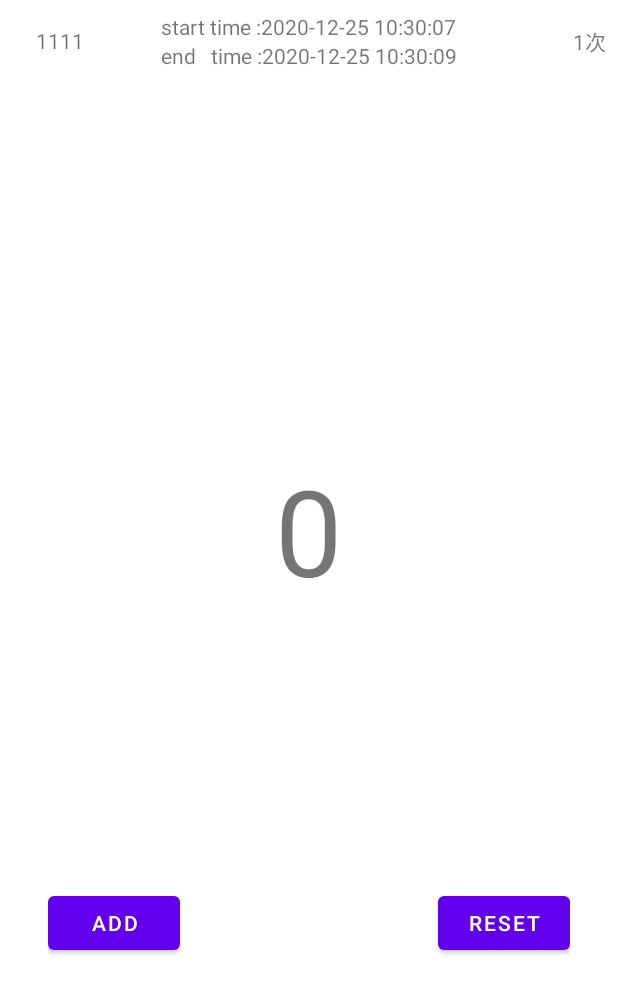
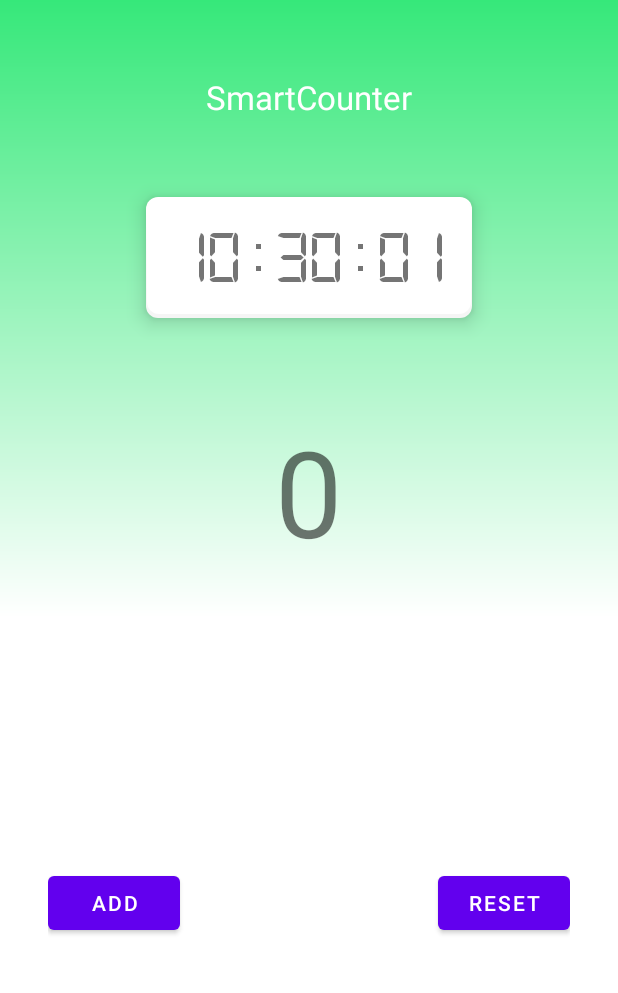
Before and after one commit to zhangzhuo1024/SmartCounter, an Android app: the screen it shows after launch (MainActivity), after a tap on "RESET", on a phone screen of 412 x 824 dp. Shown: the top 993 px of the screen. Run offline under Robolectric (Android 15) with nearby library versions, the phone set to English and light mode, and no system bars; libraries missing offline, so code that uses them is left out: com.gyf.immersionbar; 1 statement that could not run was skipped; 1 other tap on this screen came first.

Commit message:
添加计时工具、中英文、背景色

```diff
--- /dev/null
+++ b/app/src/main/java/com/quarkboom/smartcounter/LedText.java
@@ -0,0 +1,29 @@
+package com.quarkboom.smartcounter;
+
+import android.content.Context;
+import android.content.res.AssetManager;
+import android.graphics.Typeface;
+import android.util.AttributeSet;
+import android.widget.TextView;
+
+import java.io.File;
+
+/**
+ * @author: zhuozhang6
+ * @date: 2020/12/25
+ * @email: zhangzhuo1024@163.com
+ */
+public class LedText extends TextView {
+
+    public LedText(Context context, AttributeSet attrs) {
+        super(context, attrs);
+        init(context);
+    }
+
+    private void init(Context context) {
+        String file = "fonts" + File.separator + "digital-7.ttf";
+        AssetManager assets = context.getAssets();
+        Typeface font = Typeface.createFromAsset(assets, file);
+        setTypeface(font);
+    }
+}
--- a/app/src/main/java/com/quarkboom/smartcounter/MainActivity.java
+++ b/app/src/main/java/com/quarkboom/smartcounter/MainActivity.java
@@ -1,5 +1,7 @@
 package com.quarkboom.smartcounter;
 
+import android.os.Handler;
+import android.os.Message;
 import android.widget.TextView;
 import android.widget.Toast;
 
@@ -12,14 +14,17 @@ import java.text.DateFormat;
 import java.text.SimpleDateFormat;
 import java.util.ArrayList;
 import java.util.Calendar;
+import java.util.Date;
 
 public class MainActivity extends BaseActivity {
     private TextView mCounterNumberText;
+    private TextView mCurrentTime;
     private MyRecyclerViewAdapter myRecyclerViewAdapter;
     private int counter = 0;
     ArrayList<CounterBean> counterBeanList = new ArrayList<>();
     private String mStartTime;
     private String mEndTime;
+    private Handler handler;
 
     @Override
     protected int getLayoutId() {
@@ -33,6 +38,8 @@ public class MainActivity extends BaseActivity {
         myRecyclerViewAdapter = new MyRecyclerViewAdapter();
         recyclerView.setAdapter(myRecyclerViewAdapter);
         mCounterNumberText = ((TextView) findViewById(R.id.counter_number));
+        mCurrentTime = ((TextView) findViewById(R.id.current_time));
+
         findViewById(R.id.add).setOnClickListener(view -> {
             if (counter == 0) {
                 mStartTime = getLocalTime();
@@ -54,6 +61,16 @@ public class MainActivity extends BaseActivity {
                 mCounterNumberText.setText(counter + "");
             }
         });
+
+        // 时间变化
+        handler = new Handler() {
+            @Override
+            public void handleMessage(Message msg) {
+                mCurrentTime.setText((String) msg.obj);
+            }
+        };
+        Threads thread = new Threads();
+        thread.start();
     }
 
 
@@ -84,7 +101,6 @@ public class MainActivity extends BaseActivity {
             Calendar calendar = Calendar.getInstance();
             calendar.setTimeInMillis(System.currentTimeMillis());
             String format = formatter.format(calendar.getTime());
-            Toast.makeText(this, "当前系统时间为: \n" + format, Toast.LENGTH_SHORT).show();
             return format;
         } catch (Exception e) {
             e.printStackTrace();
@@ -92,4 +108,20 @@ public class MainActivity extends BaseActivity {
         }
     }
 
+    class Threads extends Thread {
+        @Override
+        public void run() {
+            try {
+                while (true) {
+                    SimpleDateFormat sdf = new SimpleDateFormat("yyy-MM-dd HH:mm:ss");
+                    String time = (sdf.format(System.currentTimeMillis())).split(" ")[1];
+                    handler.sendMessage(handler.obtainMessage(100, time));
+                    Thread.sleep(500);
+                }
+            } catch (InterruptedException e) {
+                e.printStackTrace();
+            }
+        }
+    }
+
 }
--- a/app/src/main/java/com/quarkboom/smartcounter/MyRecyclerViewAdapter.java
+++ b/app/src/main/java/com/quarkboom/smartcounter/MyRecyclerViewAdapter.java
@@ -1,9 +1,6 @@
 package com.quarkboom.smartcounter;
 
 import android.content.Context;
-import android.content.Intent;
-import android.net.Uri;
-
 import android.view.View;
 import android.view.ViewGroup;
 import android.widget.TextView;
--- /dev/null
+++ b/app/src/main/res/drawable/background_color.xml
@@ -0,0 +1,9 @@
+<?xml version="1.0" encoding="UTF-8"?>
+<shape xmlns:android="http://schemas.android.com/apk/res/android">
+    <gradient
+        android:bottom="500dp"
+        android:angle="90"
+        android:startColor="#FFFFFF"
+        android:centerColor="#FFFFFF"
+        android:endColor="#36E87A" />
+</shape>
--- /dev/null
+++ b/app/src/main/res/drawable/card_background.xml
@@ -0,0 +1,46 @@
+<?xml version="1.0" encoding="utf-8"?>
+<layer-list xmlns:android="http://schemas.android.com/apk/res/android">
+    <!--阴影-->
+    <item
+        android:bottom="2dp"
+        android:left="2dp"
+        android:right="2dp"
+        android:top="2dp">
+        <shape android:shape="rectangle">
+            <gradient
+                android:angle="270"
+                android:endColor="#f5f5f5"
+                android:startColor="#ffffff" />
+
+            <corners
+                android:bottomLeftRadius="8dp"
+                android:bottomRightRadius="8dp"
+                android:topLeftRadius="8dp"
+                android:topRightRadius="8dp" />
+        </shape>
+    </item>
+    <!--阴影-->
+
+    <!--白色背景-->
+    <item
+        android:bottom="5dp"
+        android:left="3dp"
+        android:right="3dp"
+        android:top="3dp">
+
+        <shape android:shape="rectangle">
+            <gradient
+                android:angle="270"
+                android:endColor="#FFFFFF"
+                android:startColor="#FFFFFF" />
+
+            <corners
+                android:bottomLeftRadius="8dp"
+                android:bottomRightRadius="8dp"
+                android:topLeftRadius="8dp"
+                android:topRightRadius="8dp" />
+
+        </shape>
+    </item>
+
+</layer-list>
--- a/app/src/main/res/layout/activity_main.xml
+++ b/app/src/main/res/layout/activity_main.xml
@@ -4,19 +4,55 @@
     xmlns:tools="http://schemas.android.com/tools"
     android:layout_width="match_parent"
     android:layout_height="match_parent"
+    android:background="@drawable/background_color"
     android:orientation="vertical"
     tools:context=".MainActivity">
 
-    <androidx.recyclerview.widget.RecyclerView
-        android:id="@+id/recycler_view"
-        android:layout_width="match_parent"
-        android:layout_height="300dp" />
+    <TextView
+        android:layout_width="wrap_content"
+        android:layout_height="wrap_content"
+        android:layout_gravity="center_horizontal"
+        android:layout_marginTop="50dp"
+        android:textColor="#FFFFFF"
+        android:text="@string/app_name"
+        android:textSize="22sp" />
+
+        <androidx.recyclerview.widget.RecyclerView
+            android:visibility="gone"
+            android:id="@+id/recycler_view"
+            android:layout_width="match_parent"
+            android:layout_height="300dp" />
+
+    <RelativeLayout
+        android:id="@+id/settings_layout"
+        android:layout_width="wrap_content"
+        android:layout_height="wrap_content"
+        android:layout_gravity="center_horizontal"
+        android:layout_marginStart="32dp"
+        android:layout_marginTop="50dp"
+        android:layout_marginEnd="32dp"
+        android:background="@drawable/card_background"
+        android:elevation="8dp"
+        android:gravity="center"
+        android:orientation="vertical">
+
+        <com.quarkboom.smartcounter.LedText
+            android:id="@+id/current_time"
+            android:layout_width="wrap_content"
+            android:layout_height="wrap_content"
+            android:layout_centerInParent="true"
+            android:layout_margin="20dp"
+            android:text="00:00:00"
+            android:textSize="50sp" />
+    </RelativeLayout>
+
 
     <TextView
         android:id="@+id/counter_number"
         android:layout_width="wrap_content"
         android:layout_height="wrap_content"
         android:layout_gravity="center_horizontal"
+        android:layout_marginTop="60dp"
         android:text="0"
         android:textSize="80sp" />
 
```
Also changed, not shown: app/src/main/assets/fonts/digital-7.ttf (added), 1 other file.
